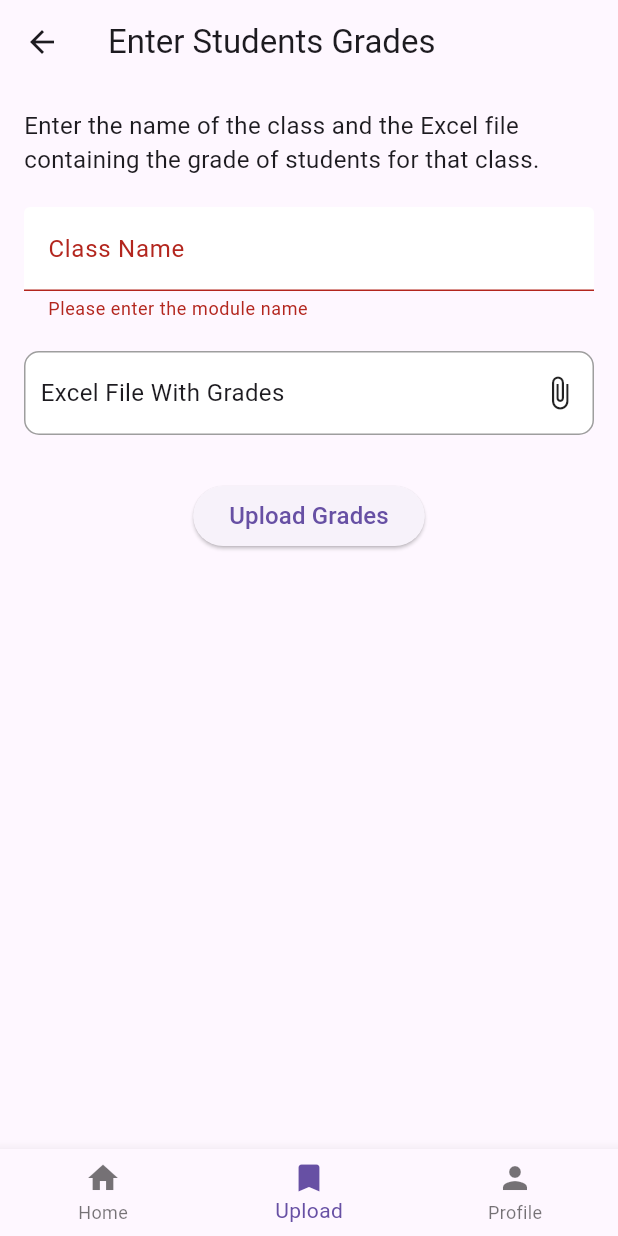
After one commit to Mmah-Zombo/StudentResultApp, a Flutter app: the UploadGradesPage screen opened directly, after a tap on "Upload Grades", on a phone screen of 412 x 824 dp. The commit adds this screen. Run offline on Flutter 3.47's test engine with Material 3 defaults, Android fonts, the phone set to English and light mode, and no system bars; our stand-ins replace file_picker, shared_preferences, sqflite; missing offline and left inert: excel; accounts and stored records are empty.

Commit message:
Create Student Management Page

```diff
--- /dev/null
+++ b/lib/screens/upload_grades_page.dart
@@ -0,0 +1,188 @@
+import 'dart:io';
+import 'package:file_picker/file_picker.dart';
+import 'package:flutter/material.dart';
+import 'package:excel/excel.dart';
+import 'package:student_result_app/data/db/database_helper.dart';
+
+class UploadGradesPage extends StatefulWidget {
+  const UploadGradesPage({Key? key}) : super(key: key);
+
+  @override
+  _UploadGradesPageState createState() => _UploadGradesPageState();
+}
+
+class _UploadGradesPageState extends State<UploadGradesPage> {
+  final _moduleNameController = TextEditingController();
+  File? _selectedFile;
+  final _formKey = GlobalKey<FormState>();
+
+  void _pickFile() async {
+    FilePickerResult? result = await FilePicker.platform.pickFiles(
+      type: FileType.custom,
+      allowedExtensions: ['xlsx'], // Only allow Excel files
+    );
+
+    if (result != null) {
+      setState(() {
+        _selectedFile = File(result.files.single.path!);
+      });
+    } else {
+      // User canceled the picker
+      ScaffoldMessenger.of(context).showSnackBar(
+        const SnackBar(content: Text('No file selected.')),
+      );
+    }
+  }
+
+  void _uploadGrades() async {
+    if (_formKey.currentState!.validate()) {
+      if (_selectedFile == null) {
+        ScaffoldMessenger.of(context).showSnackBar(
+          const SnackBar(content: Text('Please select an Excel file.')),
+        );
+        return;
+      }
+
+      try {
+        final bytes = _selectedFile!.readAsBytesSync();
+        final excel = Excel.decodeBytes(bytes);
+
+        final dbHelper = DatabaseHelper();
+        final moduleName = _moduleNameController.text.trim();
+
+        // Parse the first sheet of the Excel file
+        for (var table in excel.tables.keys) {
+          final sheet = excel.tables[table]!;
+          for (int i = 1; i < sheet.rows.length; i++) {
+            final row = sheet.rows[i];
+            final studentName = row[0]?.value?.toString();
+            final studentId = row[1]?.value?.toString();
+            final grade = row[2]?.value?.toString();
+
+            if (studentId != null && grade != null) {
+              // Insert the result into the database
+              await dbHelper.insertResult(studentId, moduleName, grade);
+            }
+          }
+          break; // Only process the first sheet
+        }
+
+        ScaffoldMessenger.of(context).showSnackBar(
+          const SnackBar(content: Text('Grades uploaded successfully.')),
+        );
+
+        // Clear form after successful upload
+        _moduleNameController.clear();
+        setState(() {
+          _selectedFile = null;
+        });
+      } catch (e) {
+        ScaffoldMessenger.of(context).showSnackBar(
+          SnackBar(content: Text('Error: $e')),
+        );
+      }
+    }
+  }
+
+  @override
+  Widget build(BuildContext context) {
+    return Scaffold(
+      appBar: AppBar(
+        title: const Text('Enter Students Grades'),
+      ),
+      body: Padding(
+        padding: const EdgeInsets.all(16.0),
+        child: Form(
+          key: _formKey,
+          child: Column(
+            crossAxisAlignment: CrossAxisAlignment.start,
+            children: [
+              const Text(
+                "Enter the name of the class and the Excel file containing the grade of students for that class.",
+                style: TextStyle(fontSize: 16),
+              ),
+              const SizedBox(height: 20),
+
+              // Module Name Input
+              TextFormField(
+                controller: _moduleNameController,
+                decoration: const InputDecoration(
+                  labelText: 'Class Name',
+                  filled: true,
+                  fillColor: Colors.white,
+                ),
+                validator: (value) {
+                  if (value == null || value.isEmpty) {
+                    return 'Please enter the module name';
+                  }
+                  return null;
+                },
+              ),
+              const SizedBox(height: 20),
+
+              // File Picker
+              InkWell(
+                onTap: _pickFile,
+                child: Container(
+                  padding:
+                      const EdgeInsets.symmetric(vertical: 15, horizontal: 10),
+                  decoration: BoxDecoration(
+                    border: Border.all(color: Colors.grey),
+                    borderRadius: BorderRadius.circular(10),
+                    color: Colors.white,
+                  ),
+                  child: Row(
+                    mainAxisAlignment: MainAxisAlignment.spaceBetween,
+                    children: [
+                      Text(
+                        _selectedFile != null
+                            ? _selectedFile!.path.split('/').last
+                            : 'Excel File With Grades',
+                        style: const TextStyle(fontSize: 16),
+                      ),
+                      const Icon(Icons.attach_file),
+                    ],
+                  ),
+                ),
+              ),
+              const SizedBox(height: 30),
+
+              // Upload Grades Button
+              Center(
+                child: ElevatedButton(
+                  onPressed: _uploadGrades,
+                  child: const Text(
+                    'Upload Grades',
+                    style: TextStyle(fontSize: 16),
+                  ),
+                ),
+              ),
+            ],
+          ),
+        ),
+      ),
+
+      // Bottom Navigation Bar
+      bottomNavigationBar: BottomNavigationBar(
+        currentIndex: 1,
+        onTap: (index) {
+          // Handle navigation
+        },
+        items: const [
+          BottomNavigationBarItem(
+            icon: Icon(Icons.home),
+            label: "Home",
+          ),
+          BottomNavigationBarItem(
+            icon: Icon(Icons.bookmark),
+            label: "Upload",
+          ),
+          BottomNavigationBarItem(
+            icon: Icon(Icons.person),
+            label: "Profile",
+          ),
+        ],
+      ),
+    );
+  }
+}
--- a/pubspec.yaml
+++ b/pubspec.yaml
@@ -33,11 +33,13 @@ dependencies:
   sqflite: ^2.2.5
   path: ^1.8.3
   shared_preferences: ^2.1.1
+  excel: ^2.0.7
 
 
   # The following adds the Cupertino Icons font to your application.
   # Use with the CupertinoIcons class for iOS style icons.
   cupertino_icons: ^1.0.8
+  file_picker: ^8.1.4
 
 dev_dependencies:
   flutter_test:
```
Also changed, not shown: lib/screens/lecturer_dashboard.dart (+10 -1 lines), lib/screens/student_management_dashboard.dart (added, +231 -0 lines), pubspec.lock.
